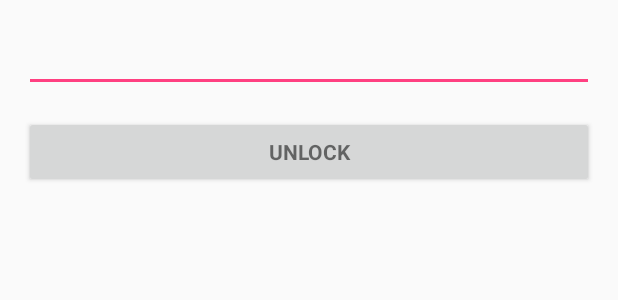
After one commit to robert0609/onePass, an Android app: the layout activity_unlock.xml on its own in the app's theme, with its tools: preview values and no code run, on a phone screen of 412 x 824 dp. The commit adds this screen. Shown: the top 300 px of the screen. Run offline under Robolectric (Android 15) with nearby library versions, the phone set to English and light mode, and no system bars.

```diff
--- a/app/src/main/java/com/bluefox/tool/onepass/AccountListActivity.java
+++ b/app/src/main/java/com/bluefox/tool/onepass/AccountListActivity.java
@@ -8,7 +8,7 @@ import android.support.v7.app.AppCompatActivity;
 import android.os.Bundle;
 import android.util.Log;
 
-public class AccountListActivity extends AppCompatActivity implements AccountListFragment.OnFragmentInteractionListener {
+public class AccountListActivity extends AuthActivity implements AccountListFragment.OnFragmentInteractionListener {
 
     @Override
     protected void onCreate(Bundle savedInstanceState) {
--- a/app/src/main/res/layout/activity_search.xml
+++ b/app/src/main/res/layout/activity_search.xml
@@ -21,12 +21,6 @@
 
     </android.support.design.widget.AppBarLayout>
 
-    <!--<android.support.v7.widget.SearchView-->
-        <!--android:id="@+id/input_keyword"-->
-        <!--android:layout_width="match_parent"-->
-        <!--android:layout_height="?actionBarSize"-->
-        <!--android:background="?attr/colorPrimary"/>-->
-
 
     <FrameLayout
         android:id="@+id/search_result"
--- /dev/null
+++ b/app/src/main/res/layout/activity_unlock.xml
@@ -0,0 +1,31 @@
+<?xml version="1.0" encoding="utf-8"?>
+<LinearLayout xmlns:android="http://schemas.android.com/apk/res/android"
+    xmlns:app="http://schemas.android.com/apk/res-auto"
+    xmlns:tools="http://schemas.android.com/tools"
+    android:layout_width="match_parent"
+    android:layout_height="match_parent"
+    android:gravity="center_horizontal"
+    android:orientation="vertical"
+    android:paddingBottom="@dimen/activity_vertical_margin"
+    android:paddingLeft="@dimen/activity_horizontal_margin"
+    android:paddingRight="@dimen/activity_horizontal_margin"
+    android:paddingTop="@dimen/activity_vertical_margin"
+    tools:context=".UnlockActivity">
+
+    <EditText
+        android:id="@+id/input_token"
+        android:layout_width="match_parent"
+        android:layout_height="wrap_content"
+        android:inputType="text"
+        android:maxLines="1"
+        android:singleLine="true"/>
+
+    <Button
+        android:id="@+id/button_unlock"
+        style="?android:textAppearanceSmall"
+        android:layout_width="match_parent"
+        android:layout_height="wrap_content"
+        android:layout_marginTop="16dp"
+        android:text="@string/button_unlock_title"
+        android:textStyle="bold" />
+</LinearLayout>
--- a/app/src/main/res/values/dimens.xml
+++ b/app/src/main/res/values/dimens.xml
@@ -1,3 +1,5 @@
 <resources>
     <dimen name="fab_margin">16dp</dimen>
+    <dimen name="activity_horizontal_margin">16dp</dimen>
+    <dimen name="activity_vertical_margin">16dp</dimen>
 </resources>
--- a/app/src/main/res/values/strings.xml
+++ b/app/src/main/res/values/strings.xml
@@ -1,6 +1,7 @@
 <resources>
     <string name="app_name">OnePass</string>
     <string name="app_bar_search_title">Search</string>
+    <string name="button_unlock_title">unlock</string>
     <string name="title_activity_main">MainActivity</string>
 
     <!-- TODO: Remove or change this placeholder text -->
```
Also changed, not shown: app/src/main/AndroidManifest.xml (+12 -8 lines), app/src/main/java/com/bluefox/tool/onepass/AuthActivity.java (added, +42 -0 lines), app/src/main/java/com/bluefox/tool/onepass/BaseActivity.java (+25 -3 lines), app/src/main/java/com/bluefox/tool/onepass/SearchActivity.java (+25 -3 lines), app/src/main/java/com/bluefox/tool/onepass/UnlockActivity.java (added, +47 -0 lines), app/src/main/java/com/bluefox/tool/onepass/opApp.java (added, +25 -0 lines), app/src/main/res/drawable/common_back_ic.png (added).
